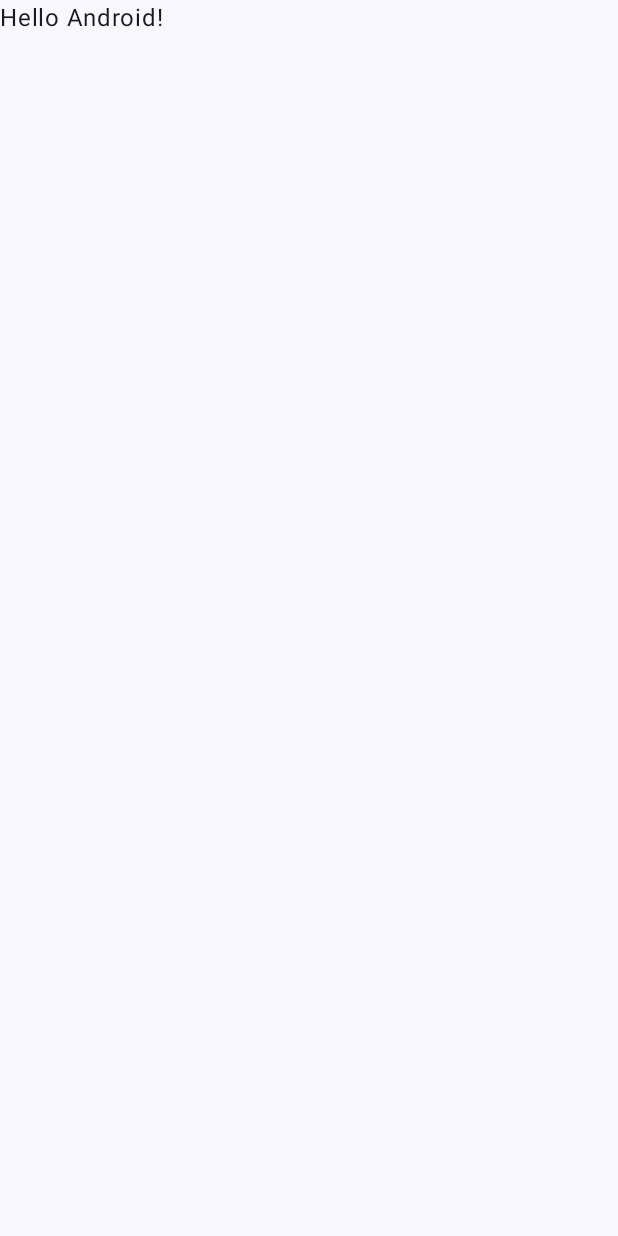
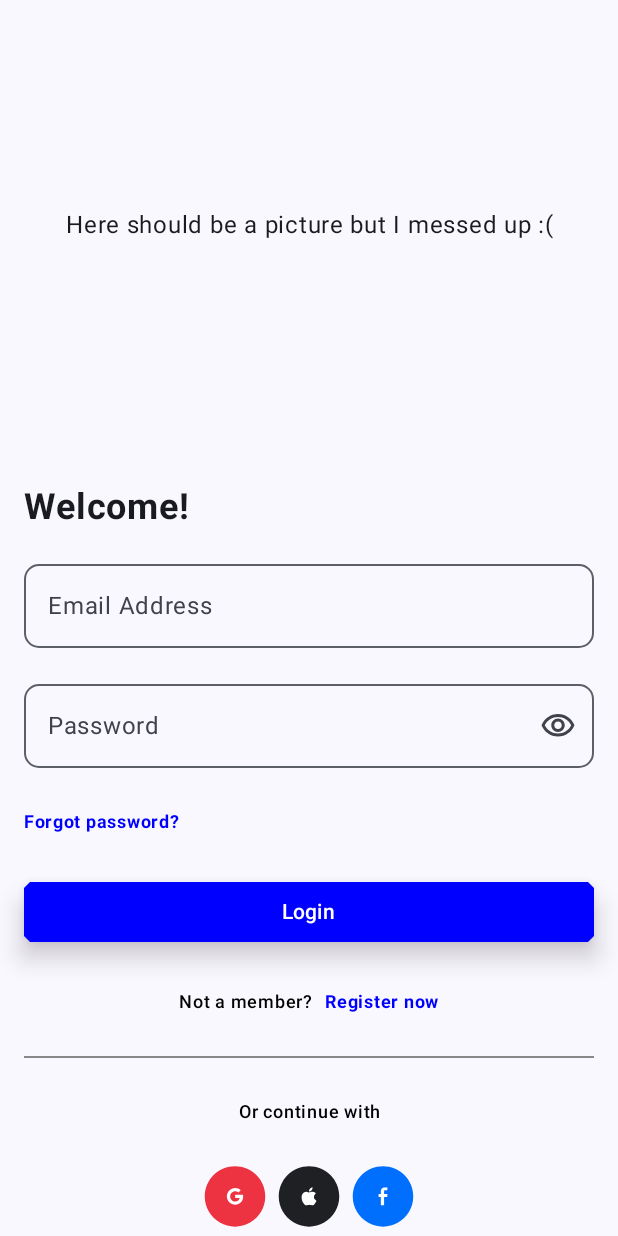
Before and after one commit to igel911/GoodbyeViews, an Android app built with Jetpack Compose: the screen it shows after launch (MainActivity), on a phone screen of 412 x 824 dp. Before the commit the screen is almost empty. Run offline under Robolectric (Android 15) with nearby library versions, the phone set to English and light mode, and no system bars.

Commit message:
Moved composabes to a separate package

```diff
--- a/app/src/main/java/com/example/goodbyeviews/MainActivity.kt
+++ b/app/src/main/java/com/example/goodbyeviews/MainActivity.kt
@@ -6,11 +6,9 @@ import androidx.activity.compose.setContent
 import androidx.compose.foundation.layout.fillMaxSize
 import androidx.compose.material3.MaterialTheme
 import androidx.compose.material3.Surface
-import androidx.compose.material3.Text
-import androidx.compose.runtime.Composable
 import androidx.compose.ui.Modifier
-import androidx.compose.ui.tooling.preview.Preview
 import com.example.goodbyeviews.ui.theme.GoodbyeViewsTheme
+import com.example.goodbyeviews.ui.views.MainScreen
 
 class MainActivity : ComponentActivity() {
     override fun onCreate(savedInstanceState: Bundle?) {
@@ -21,25 +19,9 @@ class MainActivity : ComponentActivity() {
                     modifier = Modifier.fillMaxSize(),
                     color = MaterialTheme.colorScheme.background
                 ) {
-                    Greeting("Android")
+                    MainScreen()
                 }
             }
         }
     }
 }
-
-@Composable
-fun Greeting(name: String, modifier: Modifier = Modifier) {
-    Text(
-        text = "Hello $name!",
-        modifier = modifier
-    )
-}
-
-@Preview(showBackground = true)
-@Composable
-fun GreetingPreview() {
-    GoodbyeViewsTheme {
-        Greeting("Android")
-    }
-}
--- a/app/src/main/java/com/example/goodbyeviews/LoginOptions.kt
+++ b/app/src/main/java/com/example/goodbyeviews/ui/views/LoginOptions.kt
@@ -1,7 +1,6 @@
-package com.example.goodbyeviews
+package com.example.goodbyeviews.ui.views
 
 import androidx.compose.foundation.Image
-import androidx.compose.foundation.background
 import androidx.compose.foundation.layout.Arrangement
 import androidx.compose.foundation.layout.Column
 import androidx.compose.foundation.layout.PaddingValues
@@ -18,6 +17,7 @@ import androidx.compose.material.icons.outlined.Visibility
 import androidx.compose.material.icons.outlined.VisibilityOff
 import androidx.compose.material3.Button
 import androidx.compose.material3.ButtonDefaults
+import androidx.compose.material3.Divider
 import androidx.compose.material3.ExperimentalMaterial3Api
 import androidx.compose.material3.Icon
 import androidx.compose.material3.IconButton
@@ -35,6 +35,7 @@ import androidx.compose.ui.text.style.TextAlign
 import androidx.compose.ui.tooling.preview.Preview
 import androidx.compose.ui.unit.dp
 import androidx.compose.ui.unit.sp
+import com.example.goodbyeviews.R
 import com.example.goodbyeviews.ui.theme.GoodbyeViewsTheme
 
 
@@ -137,15 +138,11 @@ fun LoginOptions() {
             )
         }
 
-        Spacer(modifier = Modifier.height(24.dp))
-        // TODO: replace with Divider
-        Spacer(
-            modifier = Modifier
-                .fillMaxWidth()
-                .height(1.dp)
-                .background(color = Color.Gray)
+        Divider(
+            modifier = Modifier.padding(0.dp, 24.dp),
+            thickness = 1.dp,
+            color = Color.Gray
         )
-        Spacer(modifier = Modifier.height(24.dp))
 
         Text(
             modifier = Modifier.fillMaxWidth(),
```
Also changed, not shown: app/src/main/java/com/example/goodbyeviews/ui/views/MainScreen.kt (renamed from app/src/main/java/com/example/goodbyeviews/MainScreen.kt, +8 -5 lines).
